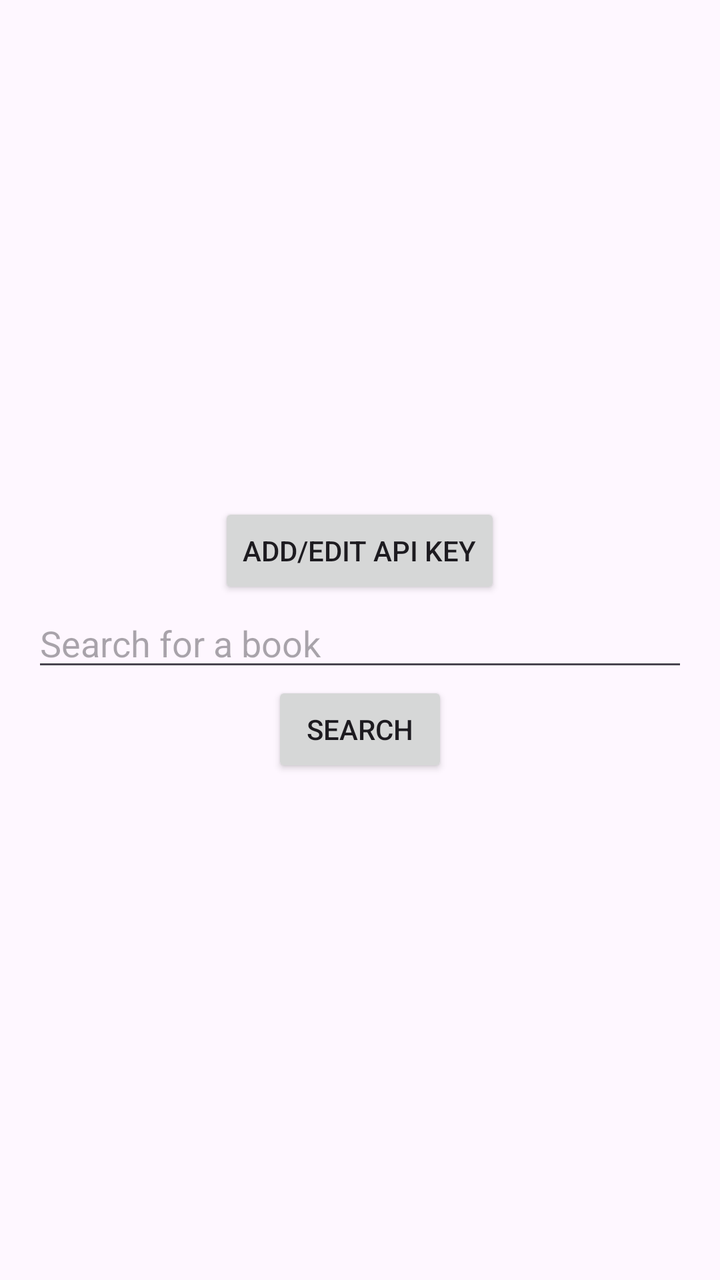
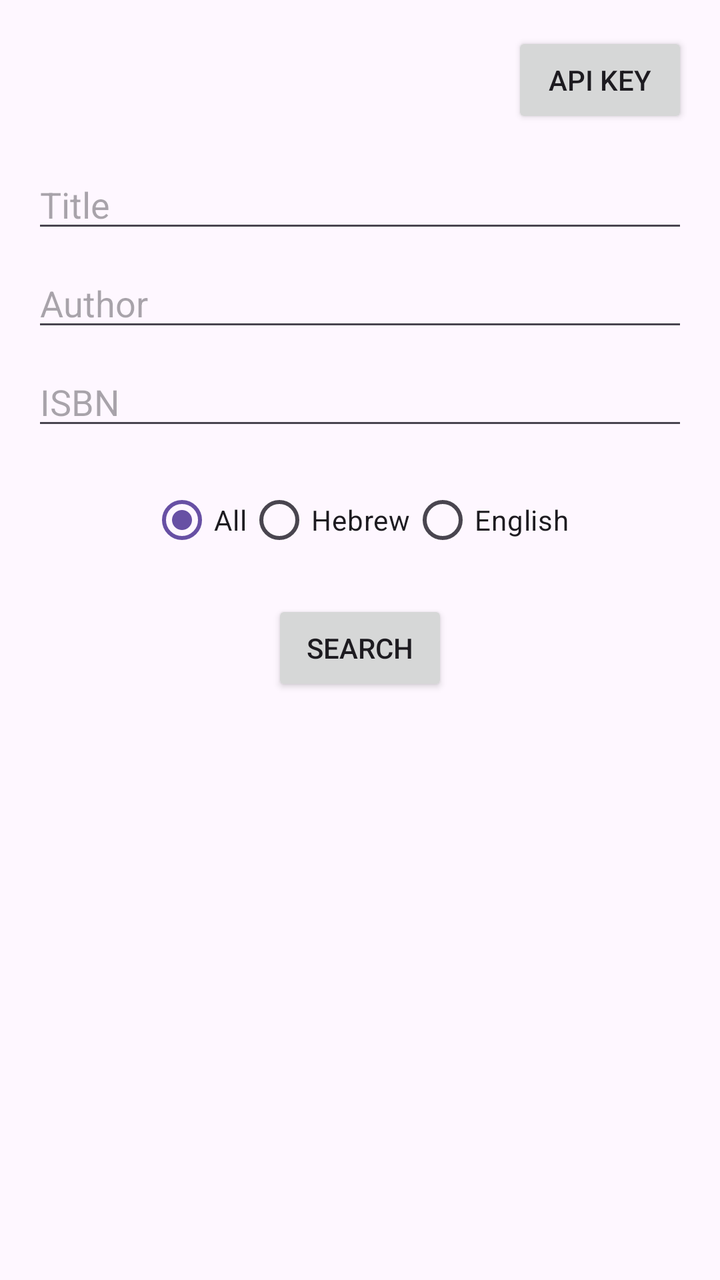

The first picture is an Android layout as it rendered before a commit; the second is the same layout after the commit. The layout source and the unified diff follow.
<!-- AndroidManifest.xml: application theme Theme.Books_Project -->
<!-- res/layout/fragment_add_book_search_api.xml -->
<?xml version="1.0" encoding="utf-8"?>
<LinearLayout xmlns:android="http://schemas.android.com/apk/res/android"
    android:layout_width="match_parent"
    android:layout_height="match_parent"
    android:orientation="vertical"
    android:gravity="center"
    android:padding="16dp">

    <Button
        android:id="@+id/btnManageApiKey"
        android:layout_width="wrap_content"
        android:layout_height="wrap_content"
        android:text="Add/Edit API Key"/>

    <EditText
        android:id="@+id/etSearchQuery"
        android:layout_width="match_parent"
        android:layout_height="wrap_content"
        android:hint="Search for a book"/>

    <Button
        android:id="@+id/btnSearch"
        android:layout_width="wrap_content"
        android:layout_height="wrap_content"
        android:text="Search"/>

</LinearLayout>
<!-- resources referenced by this layout -->
<resources>
  <style name="Theme.Books_Project" parent="Base.Theme.Books_Project" />
  <style name="Base.Theme.Books_Project" parent="Theme.Material3.DayNight.NoActionBar">
          
          
      </style>
</resources>

<!-- the commit's change to res/layout/fragment_add_book_search_api.xml (unified diff, before → after) -->
@@ -1,27 +1,93 @@
 <?xml version="1.0" encoding="utf-8"?>
-<LinearLayout xmlns:android="http://schemas.android.com/apk/res/android"
+<RelativeLayout xmlns:android="http://schemas.android.com/apk/res/android"
     android:layout_width="match_parent"
     android:layout_height="match_parent"
-    android:orientation="vertical"
-    android:gravity="center"
     android:padding="16dp">
 
     <Button
         android:id="@+id/btnManageApiKey"
         android:layout_width="wrap_content"
         android:layout_height="wrap_content"
-        android:text="Add/Edit API Key"/>
+        android:layout_alignParentTop="true"
+        android:layout_alignParentEnd="true"
+        android:text="API Key" />
 
     <EditText
-        android:id="@+id/etSearchQuery"
+        android:id="@+id/etTitle"
         android:layout_width="match_parent"
         android:layout_height="wrap_content"
-        android:hint="Search for a book"/>
+        android:layout_below="@id/btnManageApiKey"
+        android:layout_marginTop="16dp"
+        android:hint="Title" />
+
+    <EditText
+        android:id="@+id/etAuthor"
+        android:layout_width="match_parent"
+        android:layout_height="wrap_content"
+        android:layout_below="@id/etTitle"
+        android:layout_marginTop="8dp"
+        android:hint="Author" />
+
+    <EditText
+        android:id="@+id/etIsbn"
+        android:layout_width="match_parent"
+        android:layout_height="wrap_content"
+        android:layout_below="@id/etAuthor"
+        android:layout_marginTop="8dp"
+        android:hint="ISBN" />
+
+    <RadioGroup
+        android:id="@+id/rgLanguage"
+        android:layout_width="match_parent"
+        android:layout_height="wrap_content"
+        android:layout_below="@id/etIsbn"
+        android:layout_marginTop="16dp"
+        android:gravity="center"
+        android:orientation="horizontal">
+
+        <RadioButton
+            android:id="@+id/rbLangAll"
+            android:layout_width="wrap_content"
+            android:layout_height="wrap_content"
+            android:checked="true"
+            android:text="All" />
+
+        <RadioButton
+            android:id="@+id/rbLangHebrew"
+            android:layout_width="wrap_content"
+            android:layout_height="wrap_content"
+            android:text="Hebrew" />
+
+        <RadioButton
+            android:id="@+id/rbLangEnglish"
+            android:layout_width="wrap_content"
+            android:layout_height="wrap_content"
+            android:text="English" />
+    </RadioGroup>
 
     <Button
         android:id="@+id/btnSearch"
         android:layout_width="wrap_content"
         android:layout_height="wrap_content"
-        android:text="Search"/>
+        android:layout_below="@id/rgLanguage"
+        android:layout_centerHorizontal="true"
+        android:layout_marginTop="16dp"
+        android:text="Search" />
 
-</LinearLayout>
+    <ListView
+        android:id="@+id/lvResults"
+        android:layout_width="match_parent"
+        android:layout_height="0dp"
+        android:layout_below="@id/btnSearch"
+        android:layout_above="@+id/btnLoadMore"
+        android:layout_marginTop="16dp" />
+
+    <Button
+        android:id="@+id/btnLoadMore"
+        android:layout_width="match_parent"
+        android:layout_height="wrap_content"
+        android:layout_alignParentBottom="true"
+        android:text="Load More Books"
+        android:visibility="gone" />
+
+</RelativeLayout>
